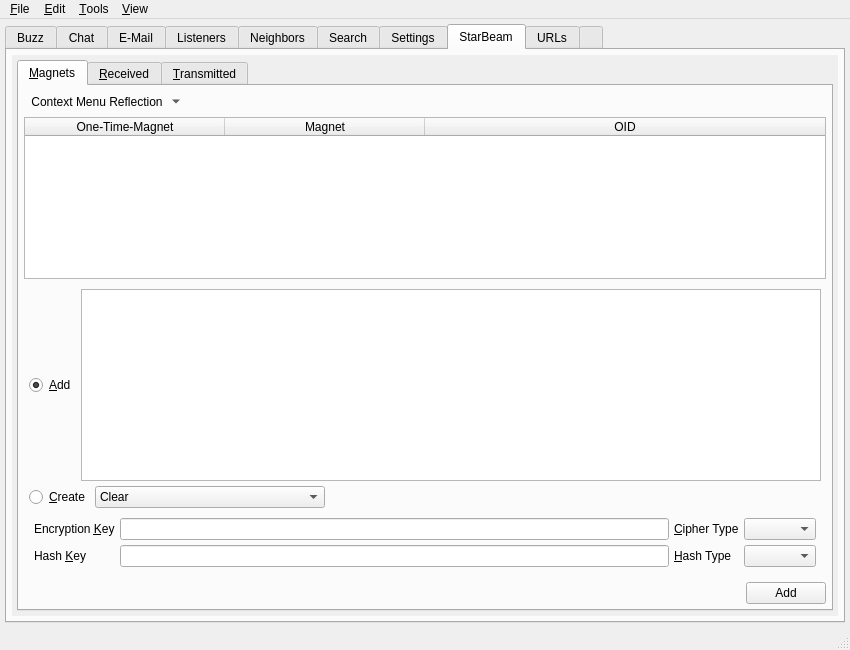
textbrowser/spot-on, file branches/trunk/UI/spot-on-controlcenter.ui: the form before one commit.
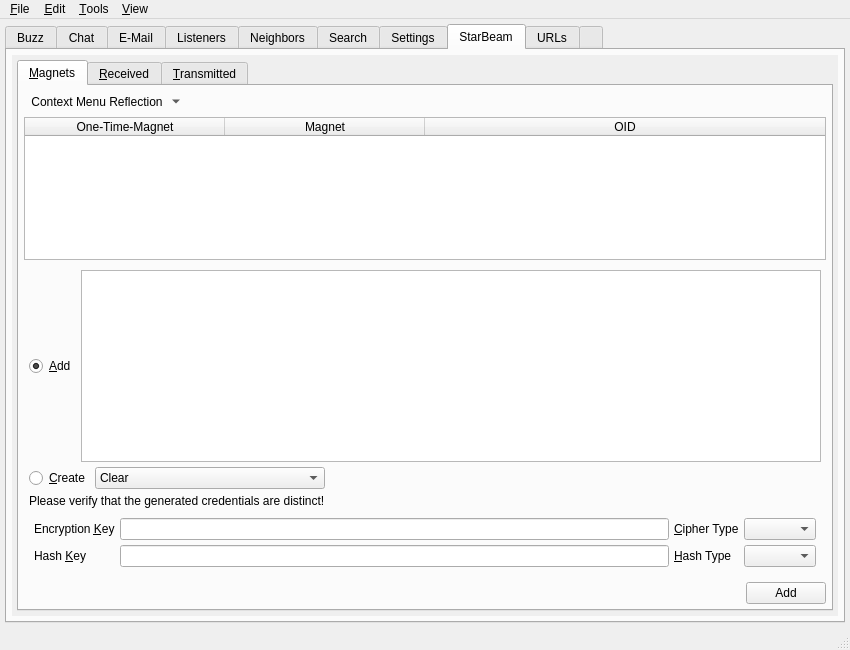
The form after the commit. The open tabs and pages were chosen to show the change. Icons and pictures are not drawn. Custom widgets are drawn as their Qt base class.

Commit message: Distinct credentials for cascading encryption.

```diff
--- a/branches/trunk/UI/spot-on-controlcenter.ui
+++ b/branches/trunk/UI/spot-on-controlcenter.ui
@@ -6837,9 +6837,9 @@
            <property name="geometry">
             <rect>
              <x>0</x>
-             <y>0</y>
-             <width>572</width>
-             <height>544</height>
+             <y>-33</y>
+             <width>806</width>
+             <height>601</height>
             </rect>
            </property>
            <layout class="QVBoxLayout" name="verticalLayout_43">
@@ -6968,20 +6968,11 @@
                   <property name="frameShape">
                    <enum>QFrame::NoFrame</enum>
                   </property>
-                  <layout class="QVBoxLayout" name="verticalLayout_42" stretch="0,0,0">
+                  <layout class="QVBoxLayout" name="verticalLayout_42" stretch="0,0,0,0">
                    <property name="spacing">
                     <number>5</number>
                    </property>
-                   <property name="leftMargin">
-                    <number>5</number>
-                   </property>
-                   <property name="topMargin">
-                    <number>5</number>
-                   </property>
-                   <property name="rightMargin">
-                    <number>5</number>
-                   </property>
-                   <property name="bottomMargin">
+                   <property name="margin">
                     <number>5</number>
                    </property>
                    <item>
@@ -7085,6 +7076,13 @@
                      </item>
                     </layout>
                    </item>
+                   <item>
+                    <widget class="QLabel" name="label_81">
+                     <property name="text">
+                      <string>Please verify that the generated credentials are distinct!</string>
+                     </property>
+                    </widget>
+                   </item>
                    <item>
                     <widget class="QFrame" name="pairFrame">
                      <property name="frameShape">
```
Left out of the diff: 699 changed lines with no effect on the pictures. The commit also changes 8 other files.
